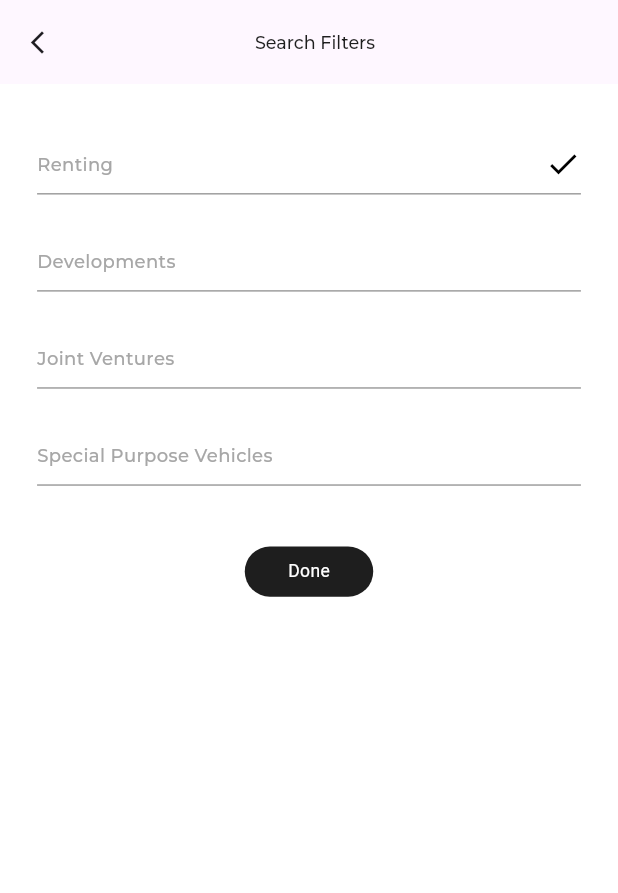
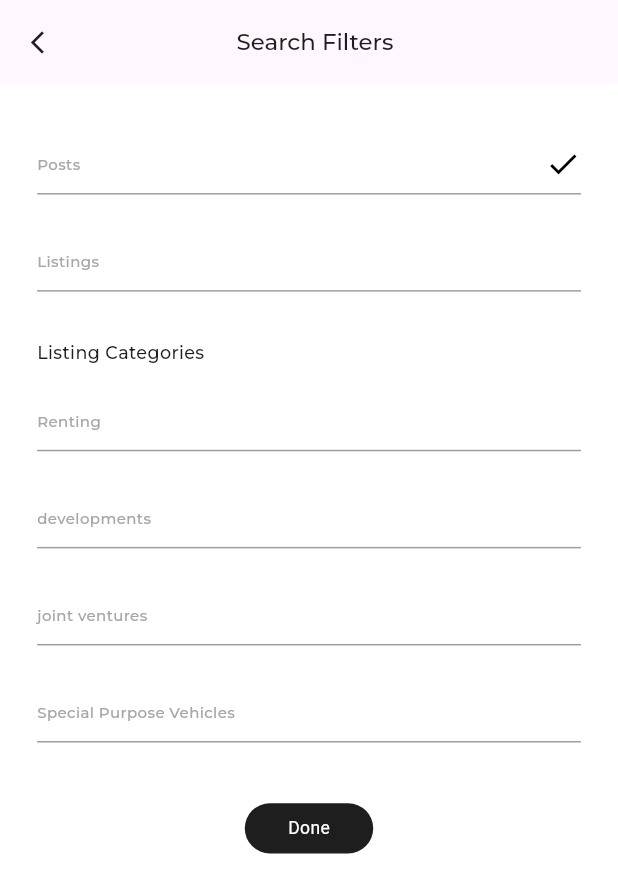
Before and after one commit to ZeeshanAhamad786/Villemara-App, a Flutter app: the SearchFilterScreen screen opened directly, on a phone screen of 412 x 824 dp. Shown: the top 893 px of the screen. Run offline on Flutter 3.47's test engine with Material 3 defaults, Android fonts, the phone set to English and light mode, and no system bars; our stand-ins replace dotted_border, flutter_svg, get, responsive_sizer, story_view; Roboto replaces fonts that are missing (regular); project files that could hold a hidden picture were left out.

Commit message:
bottom navigation,home screen,story screen,like screen, comment screen,share screen

```diff
--- a/lib/controller/custom_widgets/constant.dart
+++ b/lib/controller/custom_widgets/constant.dart
@@ -2,121 +2,35 @@ import 'package:flutter/material.dart';
 import 'package:responsive_sizer/responsive_sizer.dart';
 import 'my_color.dart';
 class Constant {
-  static TextStyle textSearch = TextStyle(fontSize: 12.px,
-      fontWeight: FontWeight.w400,
-      color: MyColor.greyColor,
-      fontFamily: "medium");
-  static TextStyle textName = TextStyle(fontSize: 14.sp,
-      fontWeight: FontWeight.w400,
-      color: MyColor.blackBoldColor,
-      fontFamily: "bold");
-  static TextStyle textSubtitle = TextStyle(fontSize: 13.sp,
-      fontWeight: FontWeight.w400,
-      color: MyColor.blackBoldColor,
-      fontFamily: "medium");
-  static TextStyle textGreySign = TextStyle(fontSize: 14.sp,
-      fontWeight: FontWeight.w500,
-      color: MyColor.greyWithSign);
-  static TextStyle textBlackShine = TextStyle(fontSize: 13.sp,
-    fontWeight: FontWeight.w500,
-    color: MyColor.greyBlackShine,);
-  static TextStyle textLogout = TextStyle(
-      fontSize: 13.sp, fontWeight: FontWeight.w600, color: Colors.white);
-  static TextStyle textCoordinateName = TextStyle(fontSize: 14.sp,
-      fontWeight: FontWeight.w400,
-      color: MyColor.blackBoldColor);
-  static TextStyle textTeacher = TextStyle(fontSize: 13.sp,
-      fontWeight: FontWeight.w400,
-      color: MyColor.blackBoldColor);
-  static TextStyle textTeacherNumber = TextStyle(fontSize: 12.sp,
-    fontWeight: FontWeight.w200,
-    color: MyColor.blackBoldColor,);
-  static TextStyle textTotalMatrices = TextStyle(fontSize: 14.sp,
-    fontWeight: FontWeight.w600,
-    color: MyColor.blackBoldColor,);
-  static TextStyle textNotification = TextStyle(fontSize: 12.sp,
-    fontWeight: FontWeight.w400,
-    color: MyColor.blackBoldColor,);
-  static TextStyle textLikeName = TextStyle(fontSize: 15.sp,
-      fontWeight: FontWeight.w400,
-      color: MyColor.blackBoldColor,
-      fontFamily: "medium");
-  static TextStyle textLikes = TextStyle(fontSize: 18.sp,
-      fontWeight: FontWeight.w400,
-      color: MyColor.blackLike,
-      fontFamily: "medium");
-  static TextStyle textAddNewTask = TextStyle(
-    fontSize: 12.sp, fontWeight: FontWeight.w400, color: Colors.white,);
-  static TextStyle textMainTitle = TextStyle(fontSize: 12.sp,
-    fontWeight: FontWeight.w400,
-    color: MyColor.blackBoldColor,);
-  static TextStyle textDesc = TextStyle(fontSize: 14.sp,
-      fontWeight: FontWeight.w400,
-      color: MyColor.blackBoldColor,
-      fontFamily: "medium");
-  static TextStyle textSubmit = TextStyle(
-    fontSize: 11.sp, fontWeight: FontWeight.w400, color: Colors.white,);
-  static TextStyle textNameBold = TextStyle(fontSize: 20.sp,
-    fontWeight: FontWeight.w400,
-    color: MyColor.blackBoldColor,);
-  static TextStyle textDone = TextStyle(fontSize: 14.sp,
-      fontWeight: FontWeight.w400,
-      color: MyColor.white,
-      fontFamily: "regular");
-  static TextStyle choosePerson = TextStyle(fontSize: 14.sp,
-      fontWeight: FontWeight.w400,
-      color: MyColor.choosePerson,
-      fontFamily: "medium");
-
-  static TextStyle textLoginHint = TextStyle(
-      fontSize: 16.sp, fontWeight: FontWeight.w400, color: MyColor.greyColor);
-  static TextStyle textButton = TextStyle(
-      fontSize: 15.sp, fontWeight: FontWeight.w600, color: MyColor.whiterColor);
-
-
-
-  static TextStyle textTitle = TextStyle(
-    fontSize: 12.sp,
-    fontWeight: FontWeight.w600,
-    color: MyColor.blackBoldColor,
-  );
-  static TextStyle textEmail = TextStyle(
-    fontSize: 11.sp,
-    fontWeight: FontWeight.w400,
-    color: MyColor.greyWithSign,
-  );
-
-
-  static TextStyle textSelect = TextStyle(
-    fontSize: 10.sp,
-    fontWeight: FontWeight.w400,
-    color: MyColor.greyWithSign,
-  );
-
-
-  static TextStyle textDocs = TextStyle(
-    fontSize: 10.sp,
-    fontWeight: FontWeight.w500,
-    color: MyColor.blackBoldColor,
-  );
-  static TextStyle textRegister = TextStyle(
-      fontSize: 24.sp,
-      fontWeight: FontWeight.w600,
-      color: MyColor.blackBoldColor);
-  static TextStyle headingText = TextStyle(
-      fontSize: 18.px,
-      fontWeight: FontWeight.w400,
-      color: MyColor.headingColor);
-  static TextStyle buttonText = TextStyle(
-      fontSize: 12.px,
-      fontWeight: FontWeight.w400,
-      color: MyColor.buttonTextColor);
-  static TextStyle simpleText = TextStyle(
-      fontSize: 12.px,
-      fontWeight: FontWeight.w400,
-      color: MyColor.simpleTextColor);
-  static TextStyle chooseMultipleImages = TextStyle(
-      fontSize: 12.px,
-      fontWeight: FontWeight.w400,
-      color: MyColor.chooseMultipleImageColor);
+  static TextStyle textSearch = TextStyle(fontSize: 10.px, fontWeight: FontWeight.w400, color: MyColor.greyColor, fontFamily: "medium");
+  static TextStyle textName = TextStyle(fontSize: 14.sp, fontWeight: FontWeight.w400, color: MyColor.blackBoldColor, fontFamily: "bold");
+  static TextStyle textSubtitle = TextStyle(fontSize: 13.sp, fontWeight: FontWeight.w400, color: MyColor.blackBoldColor, fontFamily: "medium");
+  static TextStyle textGreySign = TextStyle(fontSize: 14.sp, fontWeight: FontWeight.w500, color: MyColor.greyWithSign);
+  static TextStyle textBlackShine = TextStyle(fontSize: 13.sp, fontWeight: FontWeight.w500, color: MyColor.greyBlackShine,);
+  static TextStyle textSaim = TextStyle(fontSize: 14.sp, fontWeight: FontWeight.w400, color: Colors.white,fontFamily: "medium");
+  static TextStyle textCoordinateName = TextStyle(fontSize: 14.sp, fontWeight: FontWeight.w400, color: MyColor.blackBoldColor);
+  static TextStyle textTeacher = TextStyle(fontSize: 13.sp, fontWeight: FontWeight.w400, color: MyColor.blackBoldColor);
+  static TextStyle textTeacherNumber = TextStyle(fontSize: 12.sp, fontWeight: FontWeight.w200, color: MyColor.blackBoldColor,);
+  static TextStyle textTotalMatrices = TextStyle(fontSize: 14.sp, fontWeight: FontWeight.w600, color: MyColor.blackBoldColor,);
+  static TextStyle textNotification = TextStyle(fontSize: 12.sp, fontWeight: FontWeight.w400, color: MyColor.blackBoldColor,);
+  static TextStyle textLikeName = TextStyle(fontSize: 15.sp, fontWeight: FontWeight.w400, color: MyColor.blackBoldColor, fontFamily: "medium");
+  static TextStyle textLikes = TextStyle(fontSize: 18.sp, fontWeight: FontWeight.w400, color: MyColor.blackLike, fontFamily: "medium");
+  static TextStyle textAddNewTask = TextStyle(fontSize: 12.sp, fontWeight: FontWeight.w400, color: Colors.white,);
+  static TextStyle textSearchFilter = TextStyle(fontSize: 16.sp, fontWeight: FontWeight.w400, color: MyColor.blackBoldColor,fontFamily: "medium");
+  static TextStyle textDesc = TextStyle(fontSize: 14.sp, fontWeight: FontWeight.w400, color: MyColor.blackBoldColor, fontFamily: "medium");
+  static TextStyle textSubmit = TextStyle(fontSize: 11.sp, fontWeight: FontWeight.w400, color: Colors.white,);
+  static TextStyle textNameBold = TextStyle(fontSize: 20.sp, fontWeight: FontWeight.w400, color: MyColor.blackBoldColor,);
+  static TextStyle textDone = TextStyle(fontSize: 14.sp, fontWeight: FontWeight.w400, color: MyColor.white, fontFamily: "regular");
+  static TextStyle choosePerson = TextStyle(fontSize: 14.sp, fontWeight: FontWeight.w400, color: MyColor.choosePerson, fontFamily: "medium");
+  static TextStyle textLoginHint = TextStyle(fontSize: 16.sp, fontWeight: FontWeight.w400, color: MyColor.greyColor);
+  static TextStyle textButton = TextStyle(fontSize: 15.sp, fontWeight: FontWeight.w600, color: MyColor.whiterColor);
+  static TextStyle textTitle = TextStyle(fontSize: 12.sp, fontWeight: FontWeight.w600, color: MyColor.blackBoldColor,);
+  static TextStyle textEmail = TextStyle(fontSize: 11.sp, fontWeight: FontWeight.w400, color: MyColor.greyWithSign,);
+  static TextStyle textSelect = TextStyle(fontSize: 10.sp, fontWeight: FontWeight.w400, color: MyColor.greyWithSign,);
+  static TextStyle textDocs = TextStyle(fontSize: 10.sp, fontWeight: FontWeight.w500, color: MyColor.blackBoldColor,);
+  static TextStyle textRegister = TextStyle(fontSize: 24.sp, fontWeight: FontWeight.w600, color: MyColor.blackBoldColor);
+  static TextStyle headingText = TextStyle(fontSize: 18.px, fontWeight: FontWeight.w400, color: MyColor.headingColor);
+  static TextStyle buttonText = TextStyle(fontSize: 12.px, fontWeight: FontWeight.w400, color: MyColor.buttonTextColor);
+  static TextStyle simpleText = TextStyle(fontSize: 12.px, fontWeight: FontWeight.w400, color: MyColor.simpleTextColor);
+  static TextStyle chooseMultipleImages = TextStyle(fontSize: 12.px, fontWeight: FontWeight.w400, color: MyColor.chooseMultipleImageColor);
 }
--- a/lib/controller/custom_widgets/my_color.dart
+++ b/lib/controller/custom_widgets/my_color.dart
@@ -24,6 +24,7 @@ class MyColor{
   static const Color buttonTextColor=Color(0XFF828282);
   static const Color simpleTextColor=Color(0XFF444444);
   static const Color chooseMultipleImageColor=Color(0XFFBCBCBC);
+  static const Color textGrey=Color(0XFFBDBDBD);
 
 
 
--- a/lib/main.dart
+++ b/lib/main.dart
@@ -2,7 +2,10 @@ import 'package:flutter/material.dart';
 import 'package:get/get.dart';
 import 'package:responsive_sizer/responsive_sizer.dart';
 import 'package:villemara_app/view/screens/add_post_section/add_post_screen.dart';
+import 'package:villemara_app/view/screens/add_post_section/play_story_screen.dart';
+import 'package:villemara_app/view/screens/bottom_navigation_bar.dart';
 import 'package:villemara_app/view/screens/home_section/home_screen.dart';
+import 'package:villemara_app/view/screens/home_section/story_screen.dart';
 void main(){
   runApp(const MyApp());
 }
@@ -15,7 +18,7 @@ class MyApp extends StatelessWidget {
       return GetMaterialApp(
         debugShowCheckedModeBanner: false,
         theme: ThemeData(useMaterial3: true),
-        home:  AddPostScreen(),
+        home:   BottomNavigationScreen(),
       );
     });
   }
--- a/lib/view/screens/home_section/search_filter_screen.dart
+++ b/lib/view/screens/home_section/search_filter_screen.dart
@@ -1,6 +1,5 @@
 import 'package:flutter/cupertino.dart';
 import 'package:flutter/material.dart';
-import 'package:flutter/widgets.dart';
 import 'package:get/get.dart';
 import 'package:responsive_sizer/responsive_sizer.dart';
 import 'package:villemara_app/controller/custom_widgets/customtextfield.dart';
@@ -19,10 +18,20 @@ class _SearchFilterScreenState extends State<SearchFilterScreen> {
   RxBool second = false.obs;
   RxBool third = false.obs;
   RxBool fourth = false.obs;
+  RxBool fifth = false.obs;
+  RxBool six = false.obs;
+
+  void _selectFilter(int index) {
+    first.value = index == 0;
+    second.value = index == 1;
+    third.value = index == 2;
+    fourth.value = index == 3;
+    fifth.value = index == 4;
+    six.value = index == 5;
+  }
+
   @override
   Widget build(BuildContext context) {
-
-
     return Scaffold(
       backgroundColor: Colors.white,
       appBar: AppBar(
@@ -30,11 +39,13 @@ class _SearchFilterScreenState extends State<SearchFilterScreen> {
         title: Row(
           mainAxisAlignment: MainAxisAlignment.spaceBetween,
           children: [
-            GestureDetector(onTap: () {
-              Get.back();
-            },
-                child: Icon(Icons.arrow_back_ios_new, size: 18.px)),
-            Text("Search Filters", style: Constant.textDesc),
+            GestureDetector(
+              onTap: () {
+                Get.back();
+              },
+              child: Icon(Icons.arrow_back_ios_new, size: 18.px),
+            ),
+            Text("Search Filters", style: Constant.textSearchFilter),
             SizedBox(height: 10, width: 10)
           ],
         ),
@@ -42,71 +53,73 @@ class _SearchFilterScreenState extends State<SearchFilterScreen> {
       body: Padding(
         padding: EdgeInsets.symmetric(horizontal: 3.h),
         child: Column(
-          children: [getVerticalSpace(5.h),
+          children: [
+            getVerticalSpace(5.h),
+            _buildFilterRow(0, "Posts"),
+            getVerticalSpace(3.h),
+            _buildFilterRow(1, "Listings"),
+            getVerticalSpace(3.h),
+            Align(alignment: Alignment.centerLeft,
+                child: Text("Listing Categories",style: Constant.textDesc,)),
+            getVerticalSpace(3.h),
+            _buildFilterRow(2, "Renting"),
+            getVerticalSpace(3.h),
+            _buildFilterRow(3, "developments"),
+            getVerticalSpace(3.h),
+            _buildFilterRow(4, "joint ventures"),
+            getVerticalSpace(3.h),
+            _buildFilterRow(5, "Special Purpose Vehicles"),
+            getVerticalSpace(4.h),
             GestureDetector(
               onTap: () {
-                first.value = true;
-                second.value = false;
-                third.value = false;
-                fourth.value = false;
+                // Handle 'Done' button tap
               },
-              child: Obx(() => CustomFilter(
-                text: "Renting",
-                icon: Icons.check,
-                isSelected: first.value,
-              )),
-            ),
-            getVerticalSpace(3.h),
-            GestureDetector(
-              onTap: () {
-                first.value = false;
-                second.value = true;
-                third.value = false;
-                fourth.value = false;
-              },
-              child: Obx(() => CustomFilter(
-                text: "Developments",
-                icon: Icons.check,
-                isSelected: second.value,
-              )),
-            ),
-            getVerticalSpace(3.h),
-            GestureDetector(
-              onTap: () {
-                first.value = false;
-                second.value = false;
-                third.value = true;
-                fourth.value = false;
-              },
-              child: Obx(() => CustomFilter(
-                text: "Joint Ventures",
-                icon: Icons.check,
-                isSelected: third.value,
-              )),
-            ),
-            getVerticalSpace(3.h),
-            GestureDetector(
-              onTap: () {
-                first.value = false;
-                second.value = false;
-                third.value = false;
-                fourth.value = true;
-              },
-              child: Obx(() => CustomFilter(
-                text: "Special Purpose Vehicles",
-                icon: Icons.check,
-                isSelected: fourth.value,
-              )),
-            ),
-            getVerticalSpace(4.h),
-            Container(
-              padding: EdgeInsets.symmetric(horizontal: 7.w,vertical: 2.w),
-              decoration: BoxDecoration(color:MyColor.blackBoldColor,borderRadius: BorderRadius.circular(20)),
-              child: Text("Done",style: Constant.textDone,),
+              child: Container(
+                padding: EdgeInsets.symmetric(horizontal: 7.w, vertical: 2.w),
+                decoration: BoxDecoration(
+                  color: MyColor.blackBoldColor,
+                  borderRadius: BorderRadius.circular(20),
+                ),
+                child: Text("Done", style: Constant.textDone),
+              ),
             )
           ],
         ),
       ),
     );
   }
+
+  Widget _buildFilterRow(int index, String text) {
+    return GestureDetector(
+      onTap: () {
+        _selectFilter(index);
+      },
+      child: Obx(
+            () => CustomFilter(
+          text: text,
+          icon: Icons.check,
+          isSelected: _isSelected(index),
+        ),
+      ),
+    );
+  }
+
+  bool _isSelected(int index) {
+    switch (index) {
+      case 0:
+        return first.value;
+      case 1:
+        return second.value;
+      case 2:
+        return third.value;
+      case 3:
+        return fourth.value;
+      case 4:
+        return fifth.value;
+      case 5:
+        return six.value;
+      default:
+        return false;
+    }
+  }
 }
```
Also changed, not shown: lib/view/screens/bottom_navigation_bar.dart (added, +145 -0 lines), lib/view/screens/home_section/home_screen.dart (+6 -1 lines), lib/view/screens/home_section/story_screen.dart (added, +86 -0 lines), assets/svg/blogs.svg (added), assets/svg/chatImage.svg (added), assets/svg/floatIcon.svg (added), assets/svg/homeImage.svg (added), assets/svg/profile.svg (added).
